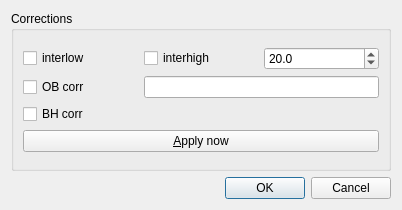
Before: the Qt Designer form SpidrMpx3Eq/qcstmcorrectionsdialog.ui in navrit/dexter, drawn with Qt 5.
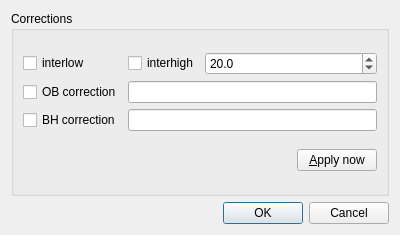
After: the same form once the commit is applied.

Patch:
```diff
--- a/SpidrMpx3Eq/qcstmcorrectionsdialog.ui
+++ b/SpidrMpx3Eq/qcstmcorrectionsdialog.ui
@@ -6,10 +6,22 @@
    <rect>
     <x>0</x>
     <y>0</y>
-    <width>402</width>
-    <height>210</height>
+    <width>400</width>
+    <height>235</height>
    </rect>
   </property>
+  <property name="sizePolicy">
+   <sizepolicy hsizetype="Minimum" vsizetype="Fixed">
+    <horstretch>0</horstretch>
+    <verstretch>0</verstretch>
+   </sizepolicy>
+  </property>
+  <property name="maximumSize">
+   <size>
+    <width>16777215</width>
+    <height>235</height>
+   </size>
+  </property>
   <property name="windowTitle">
    <string>Dialog</string>
   </property>
@@ -22,17 +34,16 @@
      <layout class="QVBoxLayout" name="verticalLayout">
       <item>
        <layout class="QGridLayout" name="gridLayout">
-        <item row="0" column="0">
-         <widget class="QCheckBox" name="deadpixelsinterpolationCheckbox">
-          <property name="text">
-           <string>interlow</string>
+        <item row="2" column="0">
+         <widget class="QCheckBox" name="bhcorrCheckbox">
+          <property name="sizePolicy">
+           <sizepolicy hsizetype="Maximum" vsizetype="Fixed">
+            <horstretch>0</horstretch>
+            <verstretch>0</verstretch>
+           </sizepolicy>
           </property>
-         </widget>
-        </item>
-        <item row="0" column="1">
-         <widget class="QCheckBox" name="highinterpolationCheckbox">
           <property name="text">
-           <string>interhigh</string>
+           <string>BH correction</string>
           </property>
          </widget>
         </item>
@@ -49,32 +60,69 @@
           </property>
          </widget>
         </item>
+        <item row="0" column="0">
+         <widget class="QCheckBox" name="deadpixelsinterpolationCheckbox">
+          <property name="sizePolicy">
+           <sizepolicy hsizetype="Maximum" vsizetype="Fixed">
+            <horstretch>0</horstretch>
+            <verstretch>0</verstretch>
+           </sizepolicy>
+          </property>
+          <property name="text">
+           <string>interlow</string>
+          </property>
+         </widget>
+        </item>
         <item row="1" column="0">
          <widget class="QCheckBox" name="obcorrCheckbox">
+          <property name="sizePolicy">
+           <sizepolicy hsizetype="Maximum" vsizetype="Fixed">
+            <horstretch>0</horstretch>
+            <verstretch>0</verstretch>
+           </sizepolicy>
+          </property>
           <property name="text">
-           <string>OB corr</string>
+           <string>OB correction</string>
           </property>
          </widget>
         </item>
         <item row="1" column="1" colspan="2">
          <widget class="QLineEdit" name="obcorrLineEdit"/>
         </item>
-        <item row="2" column="0" colspan="3">
-         <widget class="QCheckBox" name="bhcorrCheckbox">
-          <property name="text">
-           <string>BH corr</string>
-          </property>
-         </widget>
+        <item row="2" column="1" colspan="2">
+         <widget class="QLineEdit" name="lineEdit"/>
         </item>
-        <item row="3" column="0" colspan="3">
-         <widget class="QPushButton" name="applyCorr">
+        <item row="0" column="1">
+         <widget class="QCheckBox" name="highinterpolationCheckbox">
+          <property name="sizePolicy">
+           <sizepolicy hsizetype="Maximum" vsizetype="Fixed">
+            <horstretch>0</horstretch>
+            <verstretch>0</verstretch>
+           </sizepolicy>
+          </property>
           <property name="text">
-           <string>&amp;Apply now</string>
+           <string>interhigh</string>
           </property>
          </widget>
         </item>
        </layout>
       </item>
+      <item>
+       <widget class="QPushButton" name="applyCorr">
+        <property name="sizePolicy">
+         <sizepolicy hsizetype="Maximum" vsizetype="Fixed">
+          <horstretch>0</horstretch>
+          <verstretch>0</verstretch>
+         </sizepolicy>
+        </property>
+        <property name="layoutDirection">
+         <enum>Qt::RightToLeft</enum>
+        </property>
+        <property name="text">
+         <string>&amp;Apply now</string>
+        </property>
+       </widget>
+      </item>
      </layout>
     </widget>
    </item>
```
